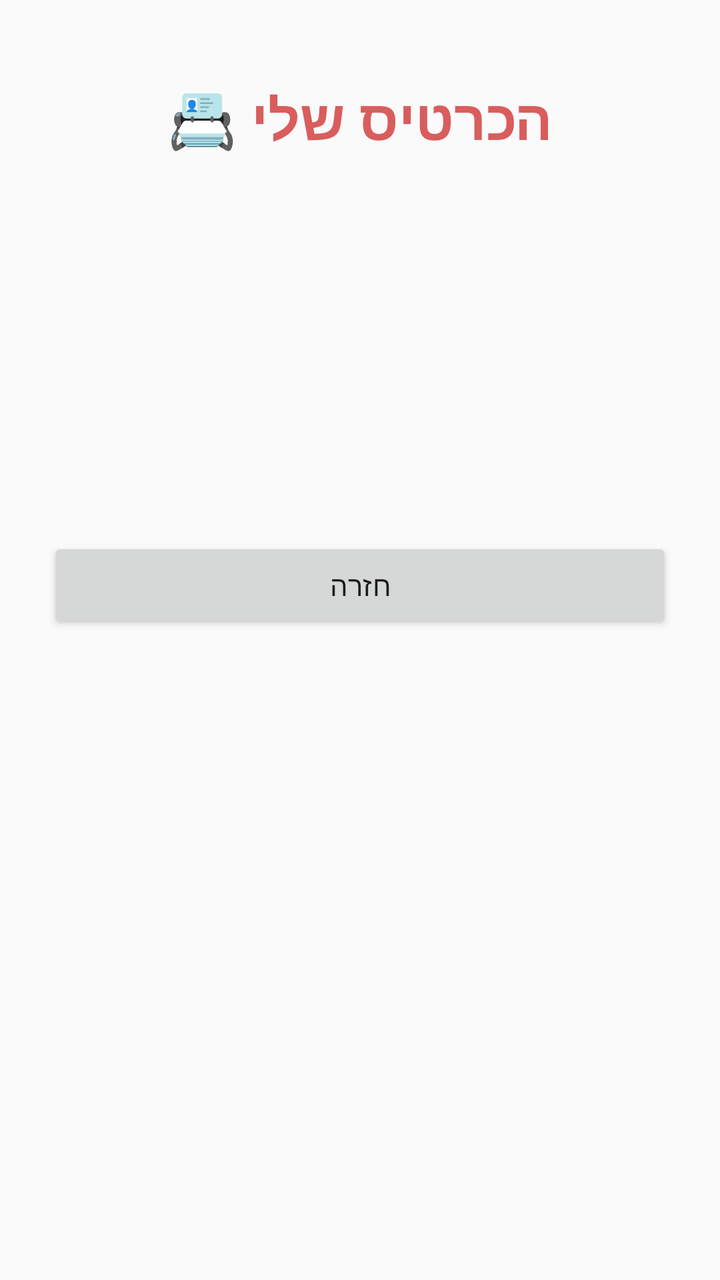
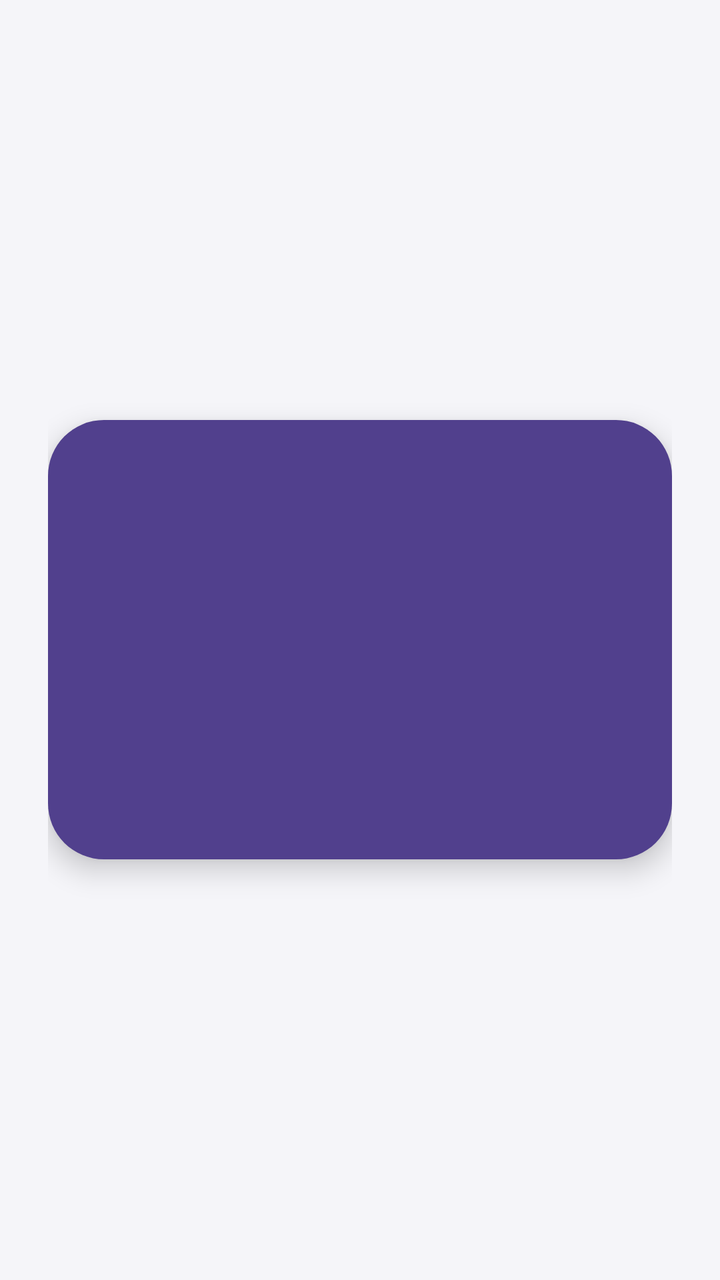

Screens rendered from an Android XML layout before and after an edit, with the pre-edit source and the edit as a unified diff.
<!-- AndroidManifest.xml: application theme Theme.NewHomeWork -->
<!-- res/layout/activity_card.xml -->
<?xml version="1.0" encoding="utf-8"?>
<ScrollView xmlns:android="http://schemas.android.com/apk/res/android"
    android:layout_width="match_parent"
    android:layout_height="match_parent"
    android:fillViewport="true">

    <LinearLayout
        android:layout_width="match_parent"
        android:layout_height="wrap_content"
        android:orientation="vertical"
        android:padding="24dp"
        android:gravity="center_horizontal"
        android:layoutDirection="rtl">

        <TextView
            android:layout_width="match_parent"
            android:layout_height="wrap_content"
            android:text="הכרטיס שלי 📇"
            android:textSize="28sp"
            android:textStyle="bold"
            android:gravity="center"
            android:textColor="#D95D5D"
            android:padding="16dp" />

        <TextView
            android:id="@+id/tvName"
            android:layout_width="match_parent"
            android:layout_height="wrap_content"
            android:textSize="28sp"
            android:textStyle="bold"
            android:gravity="center"
            android:padding="8dp" />

        <TextView
            android:id="@+id/tvJob"
            android:layout_width="match_parent"
            android:layout_height="wrap_content"
            android:textSize="20sp"
            android:gravity="center"
            android:padding="8dp" />

        <TextView
            android:id="@+id/tvPhone"
            android:layout_width="match_parent"
            android:layout_height="wrap_content"
            android:textSize="18sp"
            android:gravity="center"
            android:padding="8dp" />

        <TextView
            android:id="@+id/tvSite"
            android:layout_width="match_parent"
            android:layout_height="wrap_content"
            android:textSize="16sp"
            android:gravity="center"
            android:padding="8dp"
            android:textIsSelectable="true" />





















        <Button
            android:id="@+id/btnBack"
            android:layout_width="match_parent"
            android:layout_height="wrap_content"
            android:text="חזרה" />

    </LinearLayout>
</ScrollView>
<!-- resources referenced by this layout -->
<resources>
  <style name="Theme.NewHomeWork" parent="Base.Theme.NewHomeWork" />
  <style name="Base.Theme.NewHomeWork" parent="Theme.AppCompat.Light.DarkActionBar">
  
          <item name="colorPrimary">#6750A4</item>
          <item name="colorPrimaryDark">#4A2F96</item>
          <item name="colorAccent">#6750A4</item>
  
      </style>
</resources>

<!-- the commit's change to res/layout/activity_card.xml (unified diff, before → after) -->
@@ -2,85 +2,64 @@
 <ScrollView xmlns:android="http://schemas.android.com/apk/res/android"
     android:layout_width="match_parent"
     android:layout_height="match_parent"
-    android:fillViewport="true">
+    android:fillViewport="true"
+    android:background="#F5F5F9">
 
     <LinearLayout
         android:layout_width="match_parent"
-        android:layout_height="wrap_content"
+        android:layout_height="match_parent"
         android:orientation="vertical"
         android:padding="24dp"
-        android:gravity="center_horizontal"
+        android:gravity="center"
         android:layoutDirection="rtl">
 
-        <TextView
+        <LinearLayout
             android:layout_width="match_parent"
             android:layout_height="wrap_content"
-            android:text="הכרטיס שלי 📇"
-            android:textSize="28sp"
-            android:textStyle="bold"
-            android:gravity="center"
-            android:textColor="#D95D5D"
-            android:padding="16dp" />
+            android:orientation="vertical"
+            android:padding="28dp"
+            android:background="@drawable/card_background"
+            android:elevation="8dp">
 
-        <TextView
-            android:id="@+id/tvName"
-            android:layout_width="match_parent"
-            android:layout_height="wrap_content"
-            android:textSize="28sp"
-            android:textStyle="bold"
-            android:gravity="center"
-            android:padding="8dp" />
+            <TextView
+                android:id="@+id/tvName"
+                android:layout_width="match_parent"
+                android:layout_height="wrap_content"
+                android:textSize="28sp"
+                android:textStyle="bold"
+                android:textColor="#FFFFFF"
+                android:gravity="right"
+                android:padding="6dp" />
 
-        <TextView
-            android:id="@+id/tvJob"
-            android:layout_width="match_parent"
-            android:layout_height="wrap_content"
-            android:textSize="20sp"
-            android:gravity="center"
-            android:padding="8dp" />
+            <TextView
+                android:id="@+id/tvJob"
+                android:layout_width="match_parent"
+                android:layout_height="wrap_content"
+                android:textSize="20sp"
+                android:textColor="#E6E0F5"
+                android:gravity="right"
+                android:padding="6dp" />
 
-        <TextView
-            android:id="@+id/tvPhone"
-            android:layout_width="match_parent"
-            android:layout_height="wrap_content"
-            android:textSize="18sp"
-            android:gravity="center"
-            android:padding="8dp" />
+            <TextView
+                android:id="@+id/tvPhone"
+                android:layout_width="match_parent"
+                android:layout_height="wrap_content"
+                android:textSize="19sp"
+                android:textColor="#FFFFFF"
+                android:gravity="right"
+                android:padding="6dp" />
 
-        <TextView
-            android:id="@+id/tvSite"
-            android:layout_width="match_parent"
-            android:layout_height="wrap_content"
-            android:textSize="16sp"
-            android:gravity="center"
-            android:padding="8dp"
-            android:textIsSelectable="true" />
+            <TextView
+                android:id="@+id/tvSite"
+                android:layout_width="match_parent"
+                android:layout_height="wrap_content"
+                android:textSize="19sp"
+                android:textColor="#FFFFFF"
+                android:gravity="right"
+                android:padding="6dp" />
 
-
-
-
-
-
-
-
-
-
-
-
-
-
-
-
-
-
-
-
-
-        <Button
-            android:id="@+id/btnBack"
-            android:layout_width="match_parent"
-            android:layout_height="wrap_content"
-            android:text="חזרה" />
+        </LinearLayout>
 
     </LinearLayout>
+
 </ScrollView>
<!-- resource entries referenced after the edit -->
@@ -1,5 +1,20 @@
 <!-- resources referenced by this layout -->
 <resources>
+  <!-- drawable card_background (drawable) -->
+  <?xml version="1.0" encoding="utf-8"?>
+  <shape xmlns:android="http://schemas.android.com/apk/res/android">
+  
+      <solid android:color="#51408D" />
+  
+      <corners android:radius="28dp" />
+  
+      <padding
+          android:left="8dp"
+          android:right="8dp"
+          android:top="8dp"
+          android:bottom="8dp" />
+  
+  </shape>
   <style name="Theme.NewHomeWork" parent="Base.Theme.NewHomeWork" />
   <style name="Base.Theme.NewHomeWork" parent="Theme.AppCompat.Light.DarkActionBar">
   
